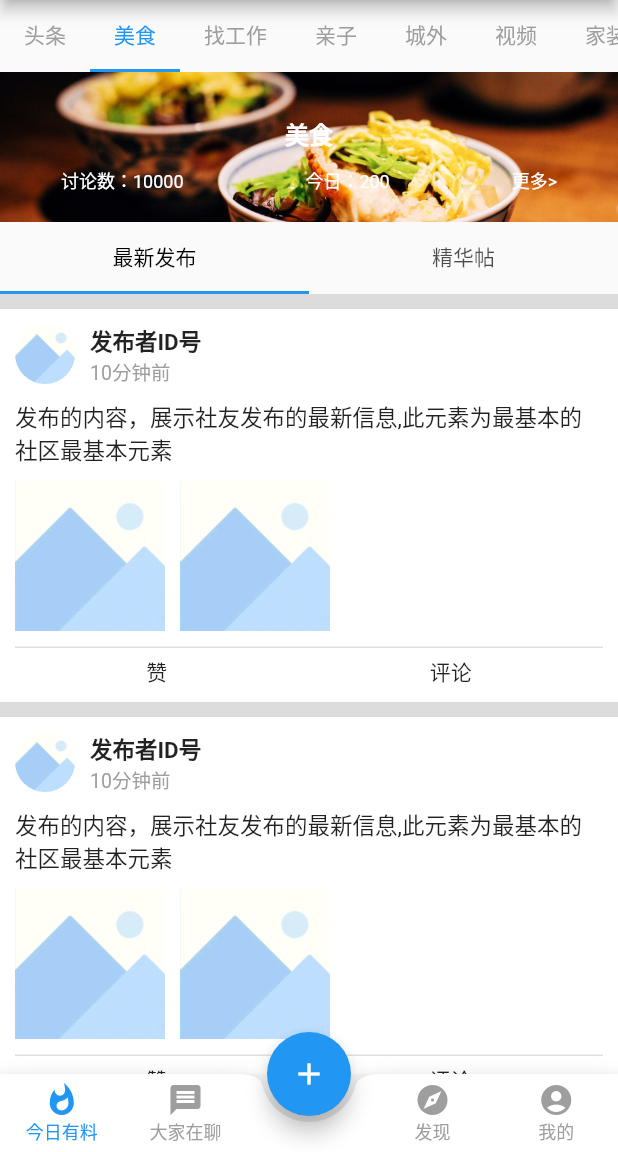
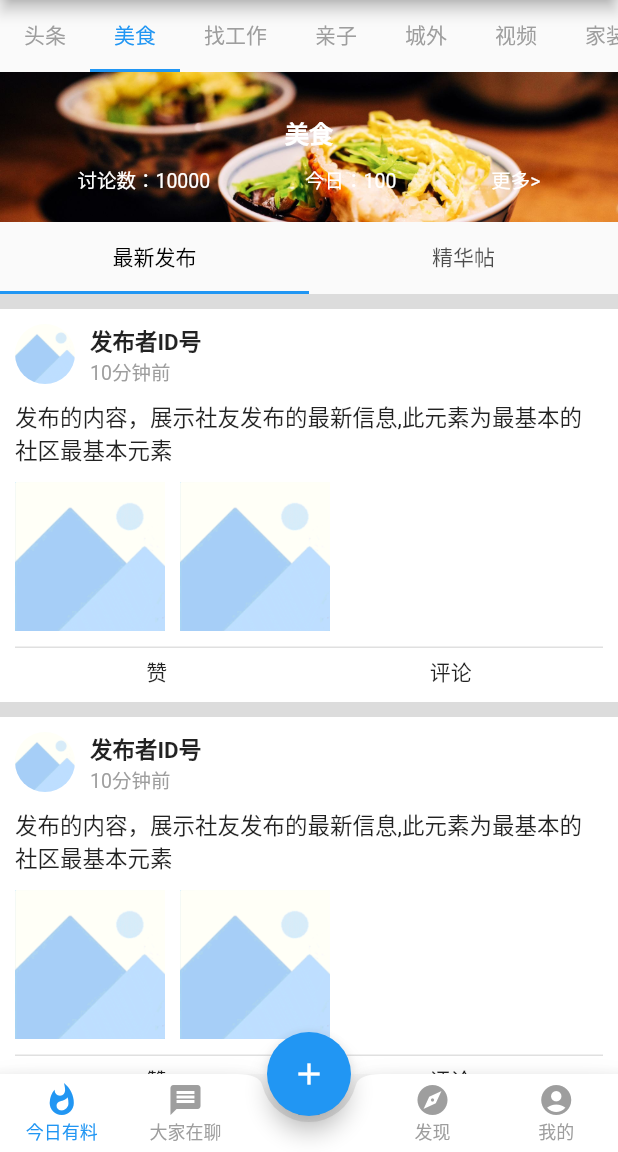
Before and after one commit to wuliubao/community, a Flutter app: the screen it shows after launch, tab 2 chosen, on a phone screen of 412 x 824 dp, the part 84-1236 px from its top. Run offline on Flutter 3.47's test engine with Material 2 defaults, Android fonts, the phone set to English and light mode, and no system bars.

Commit message:
“[!]客户端：第一版完成

```diff
--- a/cilent/lib/pages/SingleChannelPage.dart
+++ b/cilent/lib/pages/SingleChannelPage.dart
@@ -5,8 +5,9 @@ import 'package:flutter/material.dart';
 class SingleChannelPage extends StatefulWidget {
 
   final String channelName;
+  final int tabIndex;
 
-  SingleChannelPage({this.channelName});
+  SingleChannelPage({this.channelName,this.tabIndex});
 
   @override
   State<StatefulWidget> createState() => SingleChannelPageState();
@@ -15,11 +16,13 @@ class SingleChannelPage extends StatefulWidget {
 class SingleChannelPageState extends State<SingleChannelPage> with SingleTickerProviderStateMixin{
 
   String channelName;
+  int tabIndex;
 
 
   @override
   void initState() {
     channelName = widget.channelName;
+    tabIndex = widget.tabIndex;
     super.initState();
   }
 
@@ -32,8 +35,9 @@ class SingleChannelPageState extends State<SingleChannelPage> with SingleTickerP
             child: Container(
               height: 100.0,
               decoration: BoxDecoration(
+                color: Colors.blueGrey,
                 image: DecorationImage(
-                  image: AssetImage("assets/images/food.jpg",),
+                  image: AssetImage("assets/images/channel$tabIndex.jpg",),
                   fit: BoxFit.cover,
                 ),
               ),
@@ -43,13 +47,17 @@ class SingleChannelPageState extends State<SingleChannelPage> with SingleTickerP
                   Container(
                     margin:EdgeInsets.all(10),
                     child: Text(channelName, style: TextStyle(fontSize: 16.0,fontWeight:FontWeight.bold, color: Colors.white),),),
-                  Row(
-                    mainAxisAlignment: MainAxisAlignment.spaceAround,
-                    children: <Widget>[
-                      Text("讨论数：10000", style: TextStyle(fontSize: 12.0, color: Colors.white),),
-                      Text("今日：200", style: TextStyle(fontSize: 12.0, color: Colors.white),),
-                      Text("更多>", style: TextStyle(fontSize: 12.0, color: Colors.white),),
-                    ],
+                  Container(
+                    margin: EdgeInsets.fromLTRB(20, 0, 20, 0),
+//                    color: Colors.red,
+                    child: Row(
+                      mainAxisAlignment: MainAxisAlignment.spaceAround,
+                      children: <Widget>[
+                        Text("讨论数：10000", style: TextStyle(fontSize: 13.0, color: Colors.white),),
+                        Text("今日：100", style: TextStyle(fontSize: 13.0, color: Colors.white),),
+                        Text("更多>", style: TextStyle(fontSize: 13.0, color: Colors.white),),
+                      ],
+                    ),
                   )
                 ],
               ),
--- a/cilent/lib/pages/maincontent/MainContentPage.dart
+++ b/cilent/lib/pages/maincontent/MainContentPage.dart
@@ -97,15 +97,23 @@ class MainContentPageState extends State<MainContentPage> with SingleTickerProvi
     super.initState();
     _tabController = TabController(vsync: this, length: myTabs.length);
 
-    tabPages = myTabs.map((Tab tab){
-      final String label = tab.text.toLowerCase();
+//    tabPages = myTabs.map((Tab tab){
+//      final String label = tab.text.toLowerCase();
+//
+//      if (label == "头条") {
+//        return HeadlinePage();
+//      } else {
+//        return SingleChannelPage(channelName: label);
+//      }
+//    }).toList();
 
-      if (label == "头条") {
+    tabPages = List.generate(myTabs.length, (index){
+      if (index == 0) {
         return HeadlinePage();
       } else {
-        return SingleChannelPage(channelName: label);
+        return SingleChannelPage(channelName: myTabs[index].text, tabIndex: index,);
       }
-    }).toList();
+    });
 
     MainBottomTabPages = <Widget>[
       Column(
```
Also changed, not shown: cilent/assets/images/channel1.jpg (renamed from cilent/assets/images/food.jpg), cilent/assets/images/channel2.jpg (added), cilent/assets/images/channel3.jpg (added), cilent/assets/images/channel4.jpg (added).
